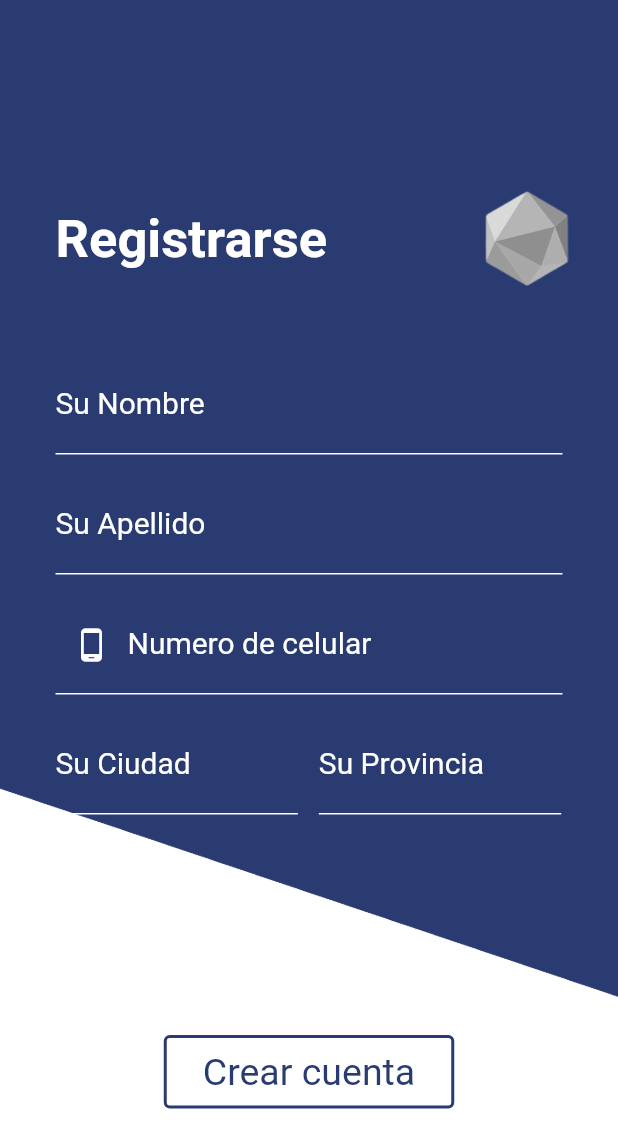
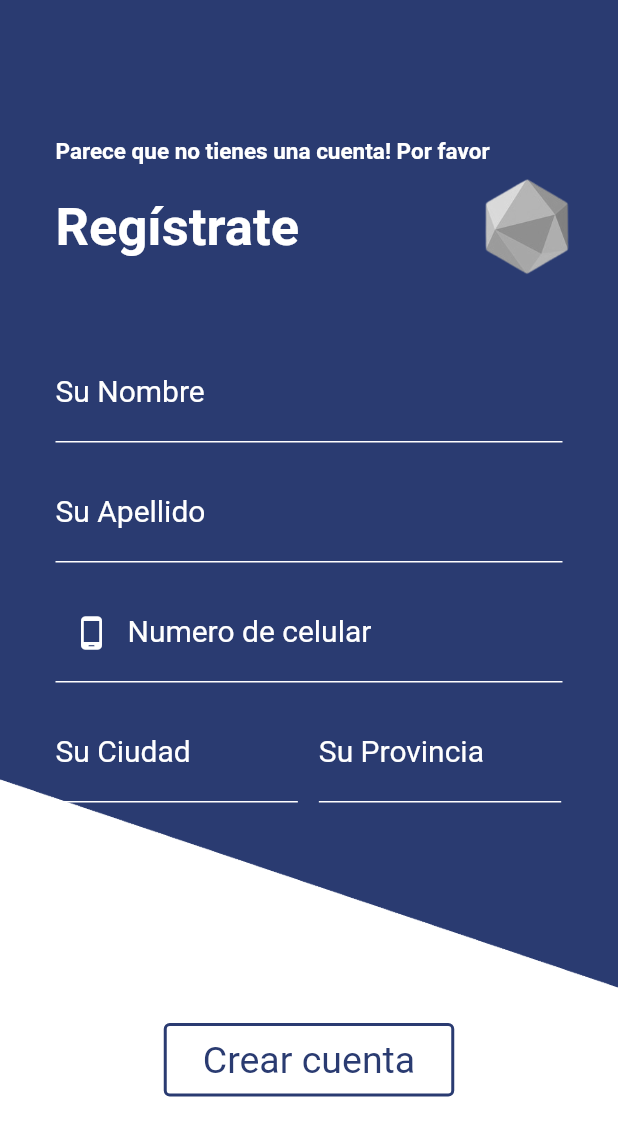
Before and after one commit to JuanPaauul/Nos-importas, a Flutter app: the RegisterUser screen opened directly, after a tap on "Crear cuenta", on a phone screen of 412 x 824 dp. Shown: the top 1148 px of the screen. Run offline on Flutter 3.47's test engine with Material 2 defaults, Android fonts, the phone set to English and light mode, and no system bars; our stand-ins replace animate_do, firebase_auth, firebase_core, font_awesome_flutter, geolocator, google_maps_flutter and 5 more; accounts and stored records are empty; network calls fail.

Commit message:
Register working with backend

```diff
--- a/lib/screens/app_screen.dart
+++ b/lib/screens/app_screen.dart
@@ -43,7 +43,7 @@ class _AppPageState extends State<AppPage> {
   Widget build(BuildContext context) {
     return Scaffold(
       appBar: AppBar(
-        backgroundColor: Color.fromRGBO(42, 59, 113, 1),
+        backgroundColor: const Color.fromRGBO(42, 59, 113, 1),
         leading: PopupMenuButton(
           itemBuilder: (context) {
             return <PopupMenuEntry<options>>[
--- a/lib/screens/profile_screen.dart
+++ b/lib/screens/profile_screen.dart
@@ -1,6 +1,7 @@
 import 'package:firebase_auth/firebase_auth.dart';
 import 'package:flutter/material.dart';
 import 'package:nos_importas/provider/google_sign_in.dart';
+import 'package:nos_importas/screens/home_screen.dart';
 import 'package:provider/provider.dart';
 
 class ProfileScreen extends StatelessWidget {
@@ -36,6 +37,10 @@ class ProfileScreen extends StatelessWidget {
                     final provider = Provider.of<GoogleSignInProvider>(context,
                         listen: false);
                     provider.logout();
+                    Navigator.push(
+                        context,
+                        MaterialPageRoute(
+                            builder: (context) => const HomePage()));
                   },
                   child: const Text("Cerrar sesión"))
             ],
--- a/lib/screens/register_user.dart
+++ b/lib/screens/register_user.dart
@@ -1,9 +1,12 @@
 import 'dart:ui';
 
+import 'package:firebase_auth/firebase_auth.dart';
 import 'package:flutter/material.dart';
 import 'package:mask_text_input_formatter/mask_text_input_formatter.dart';
 import 'package:http/http.dart' as http;
 import 'dart:convert';
+
+import 'app_screen.dart';
 
 class RegisterUser extends StatefulWidget {
   const RegisterUser({super.key});
@@ -11,6 +14,8 @@ class RegisterUser extends StatefulWidget {
   @override
   State<RegisterUser> createState() => _RegisterUserState();
 }
+
+final user = FirebaseAuth.instance.currentUser!;
 
 class _RegisterUserState extends State<RegisterUser> {
   final TextEditingController _nameTEC = TextEditingController();
@@ -24,6 +29,7 @@ class _RegisterUserState extends State<RegisterUser> {
 
   @override
   Widget build(BuildContext context) {
+    print(user.uid.characters);
     return Scaffold(
       resizeToAvoidBottomInset: false,
       backgroundColor: Colors.transparent,
@@ -42,8 +48,9 @@ class _RegisterUserState extends State<RegisterUser> {
                   crossAxisAlignment: CrossAxisAlignment.center,
                   children: [
                     const SizedBox(
-                      height: 95,
+                      height: 55,
                     ),
+                    subTitle(),
                     Row(
                       children: [
                         formTitle(),
@@ -71,8 +78,13 @@ class _RegisterUserState extends State<RegisterUser> {
                       height: 140,
                     ),
                     OutlinedButton(
-                        onPressed: () {
-                          registerUser();
+                        onPressed: () async {
+                          if (await registerUser()) {
+                            Navigator.push(
+                                context,
+                                MaterialPageRoute(
+                                    builder: (context) => const AppPage()));
+                          }
                         },
                         style: OutlinedButton.styleFrom(
                             side: const BorderSide(
@@ -101,9 +113,24 @@ class _RegisterUserState extends State<RegisterUser> {
       padding: EdgeInsets.all(7.0),
       child: SizedBox(
         child: Text(
-          "Registrarse",
+          "Regístrate",
           style: TextStyle(
               fontSize: 35, color: Colors.white, fontWeight: FontWeight.bold),
+          textAlign: TextAlign.left,
+        ),
+      ),
+    );
+  }
+
+  Padding subTitle() {
+    return const Padding(
+      padding: EdgeInsets.all(7.0),
+      child: SizedBox(
+        width: double.infinity,
+        child: Text(
+          "Parece que no tienes una cuenta! Por favor",
+          style: TextStyle(
+              fontSize: 15, color: Colors.white, fontWeight: FontWeight.bold),
           textAlign: TextAlign.left,
         ),
       ),
@@ -167,7 +194,8 @@ class _RegisterUserState extends State<RegisterUser> {
     );
   }
 
-  registerUser() async {
+  Future<bool> registerUser() async {
+    String uid = user.uid;
     String name = _nameTEC.text;
     String lastName = _lastNameTEC.text;
     String phoneNumber = _phoneNumberTEC.text;
@@ -175,20 +203,24 @@ class _RegisterUserState extends State<RegisterUser> {
     String province = _provinceTEC.text;
 
     var postBody = {
-      'FirstName': name,
-      'LastName': lastName,
-      'PhoneNumber': phoneNumber,
-      'City': city,
-      'Province': province
+      'userId': user.uid,
+      'firstName': name,
+      'lastName': lastName,
+      'email': user.email,
+      'phone': phoneNumber,
+      'city': city,
+      'province': province
     };
 
     var postBodyEncoded = json.encode(postBody);
 
-    var url =
-        Uri.parse('https://app-prev-ries.herokuapp.com/api/basicinformation');
+    var url = Uri.parse(
+        'https://appprevriskapi-production.up.railway.app/api/userinformation');
     var response = await http.post(url, body: postBodyEncoded, headers: {
       "Accept": "application/json",
       "content-type": "application/json"
     });
+
+    return response.statusCode == 201;
   }
 }
--- a/lib/screens/route/pages.dart
+++ b/lib/screens/route/pages.dart
@@ -6,11 +6,12 @@ import 'package:nos_importas/screens/maps/request_permission/request_permission_
 import 'package:nos_importas/screens/route/routes.dart';
 import 'package:nos_importas/screens/maps/screen_redirect.dart';
 import 'package:nos_importas/screens/maps/screen_redirect.dart';
+import 'package:nos_importas/widget/login_handler.dart';
 
 Map<String, Widget Function(BuildContext)> appRoutes() {
   return {
     Routes.SPLASH: (_) => const HomePage(),
-    Routes.VIEWS: (_) => const AppPage(),
+    Routes.VIEWS: (_) => LoginHandler(),
     Routes.MAPS: (_) => const MapsPage(),
     Routes.PERMISSIONS: (_) => const RequestPermissionPage(),
     Routes.FIRSTVIEW: (_) => const FirstView(),
```
Also changed, not shown: lib/main.dart (+2 -6 lines), lib/screens/home_screen.dart (+5 -8 lines), lib/widget/login_handler.dart (+42 -25 lines).
